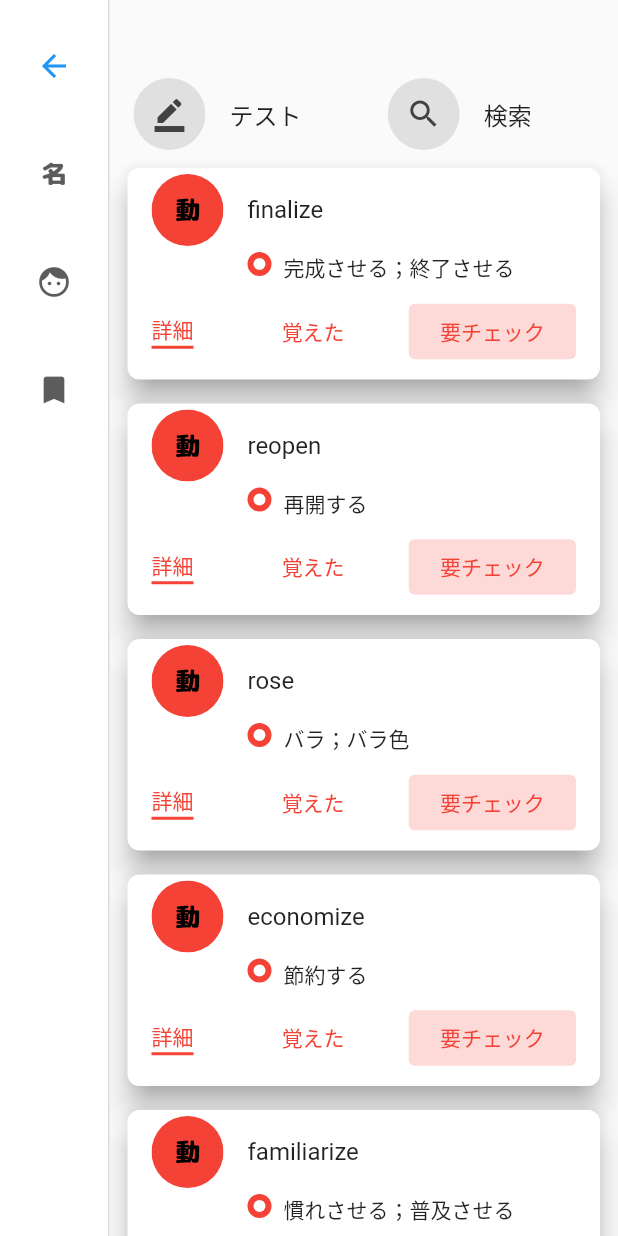
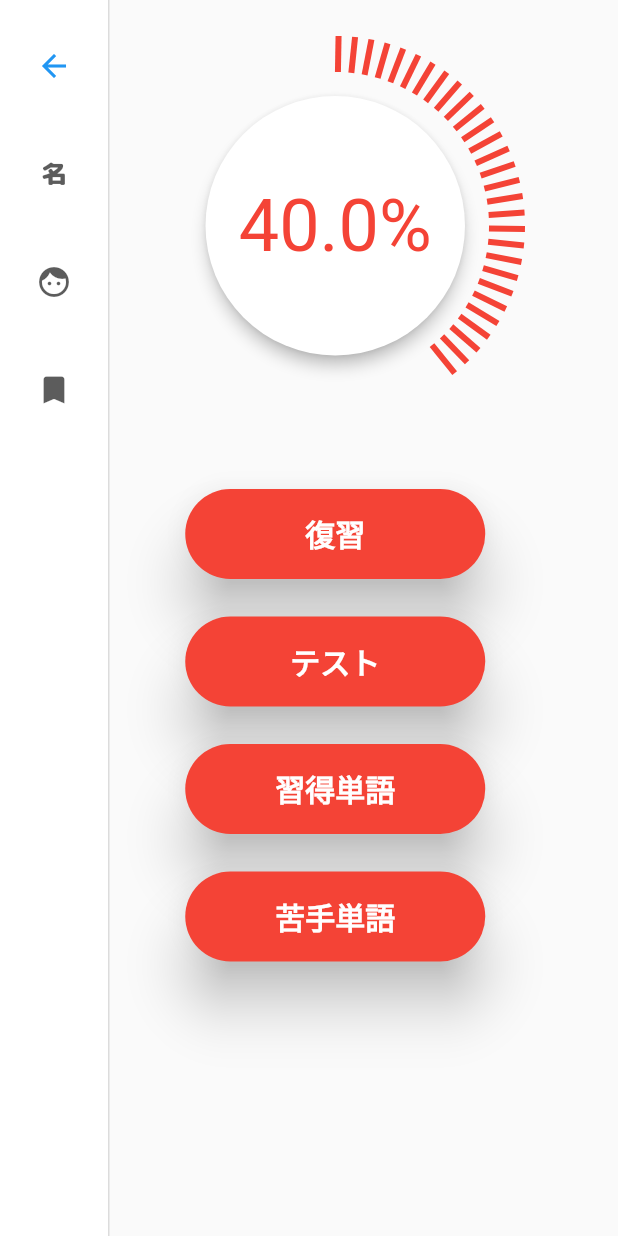
Before and after one commit to shunsuke8935/FLUTTER_EITANGO, a Flutter app: the screen it shows after launch, after a tap on "動詞", on a phone screen of 412 x 824 dp. Run offline on Flutter 3.47's test engine with Material 2 defaults, Android fonts, the phone set to English and light mode, and no system bars; our stand-ins replace sqflite; accounts and stored records are empty.

Commit message:
20211219commit

```diff
--- a/fluttereitango/lib/pages/listpage/wordheader.dart
+++ b/fluttereitango/lib/pages/listpage/wordheader.dart
@@ -3,19 +3,11 @@ import 'package:flutter/material.dart';
 import 'package:fluttereitango/database/database_helper.dart';
 import 'package:fluttereitango/icons/part_icon_icons.dart';
 import 'package:fluttereitango/pages/testpage/testappvar.dart';
+import 'package:fluttereitango/parts/commons.dart';
 
 class _PartContainer extends StatelessWidget {
   _PartContainer(this.part);
   String part;
-
-  Map iconColor = {
-    "名詞": Colors.blue,
-    "動詞": Colors.red,
-    "形容詞": Colors.green,
-    "副詞": Colors.orange,
-    "助動詞": Colors.black,
-    "前置詞": Colors.greenAccent
-  };
 
   @override
   Widget build(BuildContext context) {
@@ -92,7 +84,7 @@ class _PostsHeader extends StatelessWidget {
                   Navigator.of(context).push(
                     PageRouteBuilder(
                       pageBuilder: (context, animation, secondaryAnimation) {
-                        return FlightBookingPage();
+                        return TestPage();
                       },
                       transitionsBuilder:
                           (context, animation, secondaryAnimation, child) {
@@ -104,6 +96,7 @@ class _PostsHeader extends StatelessWidget {
                                 .chain(CurveTween(curve: Curves.easeInOut));
                         final Animation<Offset> offsetAnimation =
                             animation.drive(tween);
+
                         return SlideTransition(
                           position: offsetAnimation,
                           child: child,
--- /dev/null
+++ b/fluttereitango/lib/pages/optionpage/option.dart
@@ -0,0 +1,98 @@
+import 'package:flutter/cupertino.dart';
+import 'package:flutter/material.dart';
+import 'package:fluttereitango/pages/listpage/saidenavi.dart';
+import 'package:fluttereitango/pages/listpage/wordheader.dart';
+import 'package:fluttereitango/pages/listpage/wordlistpage.dart';
+import 'package:fluttereitango/pages/testpage/testappvar.dart';
+import 'package:fluttereitango/pages/toppage/indicator.dart';
+import 'package:fluttereitango/parts/commons.dart';
+
+class OptionPage extends StatefulWidget {
+  OptionPage(this.part);
+  String part;
+
+  @override
+  _OptionPageState createState() => _OptionPageState();
+}
+
+class _OptionPageState extends State<OptionPage> {
+  @override
+  Widget build(BuildContext context) {
+    return Scaffold(
+      body: Row(
+        children: [
+          SideNavigation(),
+          VerticalDivider(thickness: 1, width: 1),
+          Column(
+            mainAxisAlignment: MainAxisAlignment.start,
+            children: [
+              BatteryLevelIndicator_(0.4, 173.0, widget.part),
+              optionElement("復習", widget.part),
+              optionElement("テスト", widget.part),
+              optionElement("習得単語", widget.part),
+              optionElement("苦手単語", widget.part),
+            ],
+          )
+        ],
+      ),
+    );
+  }
+}
+
+class optionElement extends StatefulWidget {
+  optionElement(this.text, this.part);
+  String text;
+  String part;
+
+  @override
+  _optionElementState createState() => _optionElementState();
+}
+
+class _optionElementState extends State<optionElement> {
+  @override
+  Widget build(BuildContext context) {
+    return Container(
+      margin: EdgeInsets.only(left: 50, right: 50, top: 25),
+      child: SizedBox(
+        width: 200, //横幅
+        height: 60, //高さ
+        child: ElevatedButton(
+          style: ElevatedButton.styleFrom(
+              onPrimary: Colors.white,
+              elevation: 16,
+              shape: StadiumBorder(),
+              primary: iconColor[widget.part]),
+          onPressed: () {
+            if (widget.text == "習得単語") {
+              Navigator.push(
+                  context,
+                  MaterialPageRoute(
+                      builder: (context) => PartWordListPage(widget.part)));
+            }
+            if (widget.text == "苦手単語") {
+              Navigator.push(
+                  context,
+                  MaterialPageRoute(
+                      builder: (context) => PartWordListPage(widget.part)));
+            }
+            if (widget.text == "復習") {
+              Navigator.push(
+                  context, MaterialPageRoute(builder: (context) => TestPage()));
+            }
+            if (widget.text == "テスト") {
+              Navigator.push(
+                  context, MaterialPageRoute(builder: (context) => TestPage()));
+            }
+          },
+          child: Text(
+            widget.text,
+            style: TextStyle(
+              fontWeight: FontWeight.bold,
+              fontSize: 20,
+            ),
+          ),
+        ),
+      ),
+    );
+  }
+}
--- a/fluttereitango/lib/pages/testpage/testappvar.dart
+++ b/fluttereitango/lib/pages/testpage/testappvar.dart
@@ -21,7 +21,7 @@ const kEmiratesLogoUrl =
 const kHainanLogoUrl =
     'https://user-images.githubusercontent.com/7200238/82223309-73adce00-995d-11ea-98c0-2dba4e094aca.png';
 
-class FlightBookingPage extends StatelessWidget {
+class TestPage extends StatelessWidget {
   @override
   Widget build(BuildContext context) {
     return Scaffold(
--- a/fluttereitango/lib/pages/toppage/apps.dart
+++ b/fluttereitango/lib/pages/toppage/apps.dart
@@ -1,6 +1,7 @@
 import 'package:flutter/material.dart';
 import 'package:fluttereitango/icons/part_icon_icons.dart';
 import 'package:fluttereitango/pages/listpage/wordlistpage.dart';
+import 'package:fluttereitango/pages/optionpage/option.dart';
 
 import '../../main.dart';
 
@@ -35,8 +36,8 @@ class _AppColumn extends StatelessWidget {
   Widget build(BuildContext context) {
     return ListTile(
       onTap: () {
-        Navigator.push(context,
-            MaterialPageRoute(builder: (context) => PartWordListPage(name)));
+        Navigator.push(
+            context, MaterialPageRoute(builder: (context) => OptionPage(name)));
       },
       leading: icon,
       title: Text(
--- a/fluttereitango/lib/pages/toppage/indicator.dart
+++ b/fluttereitango/lib/pages/toppage/indicator.dart
@@ -1,14 +1,18 @@
 import 'dart:math';
 import 'package:flutter/material.dart';
+import 'package:fluttereitango/pages/testpage/testappvar.dart';
+import 'package:fluttereitango/parts/commons.dart';
 import '../../main.dart';
 
 class _BatteryLevelIndicatorPainter extends CustomPainter {
   final double percentage; // バッテリーレベルの割合
   final double textCircleRadius; // 内側に表示される白丸の半径
+  String part;
 
   _BatteryLevelIndicatorPainter({
     required this.percentage,
     required this.textCircleRadius,
+    required this.part,
   });
 
   @override
@@ -17,8 +21,8 @@ class _BatteryLevelIndicatorPainter extends CustomPainter {
       final per = i / 360.0;
       // 割合（0~1.0）からグラデーション色に変換
       final color = ColorTween(
-        begin: kColorIndicatorBegin,
-        end: kColorIndicatorEnd,
+        begin: iconColor[part],
+        end: iconColor[part],
       ).lerp(per)!;
       final paint = Paint()
         ..color = color
@@ -52,30 +56,37 @@ class _BatteryLevelIndicatorPainter extends CustomPainter {
   }
 }
 
-class BatteryLevelIndicator extends StatelessWidget {
-  final percentage = 0.7;
-  final size = 164.0;
+class BatteryLevelIndicator_ extends StatefulWidget {
+  BatteryLevelIndicator_(this.percentage, this.size, this.part);
+  String part;
+  double percentage;
+  double size;
 
+  @override
+  _BatteryLevelIndicator_State createState() => _BatteryLevelIndicator_State();
+}
+
+class _BatteryLevelIndicator_State extends State<BatteryLevelIndicator_> {
   @override
   Widget build(BuildContext context) {
     return CustomPaint(
       painter: _BatteryLevelIndicatorPainter(
-        percentage: percentage,
-        textCircleRadius: size * 0.5,
-      ),
+          percentage: widget.percentage,
+          textCircleRadius: widget.size * 0.5,
+          part: widget.part),
       child: Container(
         padding: const EdgeInsets.all(64),
         child: Material(
           color: Colors.white,
           elevation: kElevation,
-          borderRadius: BorderRadius.circular(size * 0.5),
+          borderRadius: BorderRadius.circular(widget.size * 0.5),
           child: Container(
-            width: size,
-            height: size,
+            width: widget.size,
+            height: widget.size,
             child: Center(
               child: Text(
-                '${percentage * 100}%',
-                style: TextStyle(color: kColorPink, fontSize: 48),
+                '${widget.percentage * 100}%',
+                style: TextStyle(color: iconColor[widget.part], fontSize: 48),
               ),
             ),
           ),
--- a/fluttereitango/lib/pages/toppage/toppage.dart
+++ b/fluttereitango/lib/pages/toppage/toppage.dart
@@ -19,7 +19,7 @@ class TopPage extends StatelessWidget {
         child: Column(
           children: [
             OptimizerButtons(),
-            BatteryLevelIndicator(),
+            BatteryLevelIndicator_(0.1, 173.0, "全体"),
             PartList(),
             OptimizeNow(),
           ],
--- /dev/null
+++ b/fluttereitango/lib/parts/commons.dart
@@ -0,0 +1,11 @@
+import 'package:flutter/material.dart';
+
+Map iconColor = {
+  "全体": Colors.pink,
+  "名詞": Colors.blue,
+  "動詞": Colors.red,
+  "形容詞": Colors.green,
+  "副詞": Colors.orange,
+  "助動詞": Colors.black,
+  "前置詞": Colors.greenAccent
+};
```
Also changed, not shown: fluttereitango/lib/database/database_helper.dart (+12 -1 lines), fluttereitango/lib/pages/testpage/testlist.dart (+7 -3 lines).
